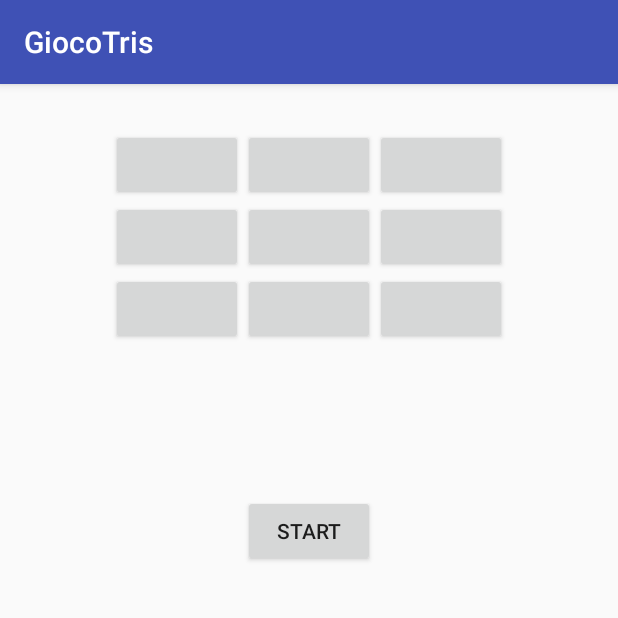
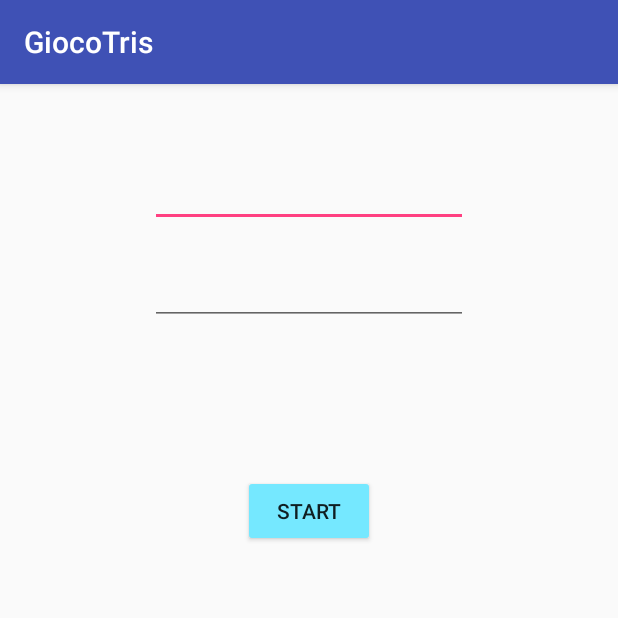
Before and after one commit to Forcellato/Esercizi, an Android app: the screen it shows after launch (MainActivity), on a phone screen of 412 x 824 dp, the top half of it. Run offline under Robolectric (Android 15) with nearby library versions, the phone set to English and light mode, and no system bars.

Commit message:
Gioco tris - v1.5: cambiamenti visuali e aggiunta possibilita' di inserire il nome dei giocatori e visualizzare il punteggio.

```diff
--- a/GiocoTris/app/src/main/AndroidManifest.xml
+++ b/GiocoTris/app/src/main/AndroidManifest.xml
@@ -16,6 +16,7 @@
                 <category android:name="android.intent.category.LAUNCHER" />
             </intent-filter>
         </activity>
+        <activity android:name=".GiocoActivity"></activity>
     </application>
 
 </manifest>
--- a/GiocoTris/app/src/main/java/forcellato/francesco/giocotris/MainActivity.java
+++ b/GiocoTris/app/src/main/java/forcellato/francesco/giocotris/MainActivity.java
@@ -1,66 +1,46 @@
 package forcellato.francesco.giocotris;
 
-import android.content.res.Resources;
-import android.graphics.Color;
+import android.content.Intent;
 import android.support.v7.app.AppCompatActivity;
 import android.os.Bundle;
 import android.widget.Button;
-import android.widget.TableLayout;
+import android.widget.EditText;
 import android.widget.Toast;
 
-import java.util.Observable;
-import java.util.Observer;
-
-public class MainActivity extends AppCompatActivity implements Observer {
-    private int LUNGHEZZA = 3;
-    private Button[][] matrice;
+public class MainActivity extends AppCompatActivity {
+    private static final int GIOCO_ACTIVITY = 2;
+    private EditText g1;
+    private EditText g2;
 
     @Override
     protected void onCreate(Bundle savedInstanceState) {
         super.onCreate(savedInstanceState);
         setContentView(R.layout.activity_main);
-        start();
-        findViewById(R.id.btnStart).setOnClickListener(view -> {
-            start();
+
+        Button btn = findViewById(R.id.btnAct);
+        g1 = findViewById(R.id.giocatore1);
+        g2 = findViewById(R.id.giocatore2);
+        btn.setOnClickListener((view) -> {
+            if (g1.getText() != null && g2.getText() != null && g1.getText().toString().compareTo("") != 0 && g1.getText().toString().compareTo("") != 0) {
+                if (g1.length() <= 10 && g2.length() <= 10) {
+                    Intent i = new Intent(this, GiocoActivity.class);
+                    i.putExtra("g1", g1.getText().toString());
+                    i.putExtra("g2", g2.getText().toString());
+                    startActivityForResult(i, GIOCO_ACTIVITY);
+                }else{
+                    Toast.makeText(getApplicationContext(), "Nomi dei giocatori troppo lunghi", Toast.LENGTH_LONG).show();
+                }
+            } else {
+                Toast.makeText(getApplicationContext(), "Inserire i nomi dei giocatori", Toast.LENGTH_LONG).show();
+            }
         });
     }
 
-    public void start() {
-        Tris t = new Tris();
-        //Toast.makeText(getApplicationContext(), t.getGiocatore(), Toast.LENGTH_SHORT).show();
-        t.addObserver(this);
-        matrice = new Button[LUNGHEZZA][LUNGHEZZA];
-        Resources r = getResources();
-        String name = getPackageName();
-        for (int i = 0; i < LUNGHEZZA; i++) {
-            for (int j = 0; j < LUNGHEZZA; j++) {
-                matrice[i][j] = findViewById(r.getIdentifier("btn" + i + "" + j, "id", name));
-                int riga = i;
-                int colonna = j;
-                matrice[i][j].setText("");
-                matrice[i][j].setOnClickListener(view -> {
-                    //Toast.makeText(getApplicationContext(), riga + " " + colonna, Toast.LENGTH_SHORT).show();
-                    t.setMossa(riga, colonna);
-                });
-            }
-        }
-    }
-
-    @Override
-    public void update(Observable o, Object arg) {
-        Mossa m = (Mossa) arg;
-        //Toast.makeText(getApplicationContext(), m.toString(), Toast.LENGTH_SHORT).show();
-        if (!m.haVinto()) {
-            //non ha vinto
-            matrice[m.getRiga()][m.getColonna()].setText(m.getGiocatore() == giocatore.giocatore1 ? "X" : "O");
-        } else {
-            //ha vinto!!!
-            matrice[m.getRiga()][m.getColonna()].setText(m.getGiocatore() == giocatore.giocatore1 ? "X" : "O");
-            if (m.getGiocatore()==giocatore.giocatore1){
-                Toast.makeText(getApplicationContext(), "Ha vinto il giocatore 1", Toast.LENGTH_LONG).show();
-            }else{
-                Toast.makeText(getApplicationContext(), "Ha vinto il giocatore 2", Toast.LENGTH_LONG).show();
-            }
+    public void onActivityResult(int requestCode,
+                                 int resultCode, Intent data) {
+        if (requestCode == GIOCO_ACTIVITY) {
+            g1.setText("");
+            g2.setText("");
         }
     }
 }
--- a/GiocoTris/app/src/main/res/layout/activity_main.xml
+++ b/GiocoTris/app/src/main/res/layout/activity_main.xml
@@ -1,75 +1,31 @@
 <?xml version="1.0" encoding="utf-8"?>
-<LinearLayout
-    xmlns:android="http://schemas.android.com/apk/res/android"
+<LinearLayout xmlns:android="http://schemas.android.com/apk/res/android"
+    android:layout_width="match_parent"
     android:layout_height="match_parent"
-    android:layout_width="match_parent"
-    android:orientation="vertical"
-    >
-    <TableLayout
-        android:id="@+id/tblId"
+    android:orientation="vertical">
+
+    <EditText
+        android:id="@+id/giocatore1"
+        android:layout_width="match_parent"
+        android:layout_height="wrap_content"
+        android:layout_marginHorizontal="100dp"
+        android:layout_marginTop="50dp"
+        android:inputType="textCapSentences|textAutoCorrect" />
+
+    <EditText
+        android:id="@+id/giocatore2"
+        android:layout_width="match_parent"
+        android:layout_height="wrap_content"
+        android:layout_marginHorizontal="100dp"
+        android:layout_marginTop="20dp"
+        android:inputType="textCapSentences|textAutoCorrect" />
+
+    <Button
+        android:id="@+id/btnAct"
         android:layout_width="wrap_content"
         android:layout_height="wrap_content"
         android:layout_gravity="center"
-        android:layout_marginTop="30dp"
-        >
-        <TableRow>
-            <Button
-                android:id="@+id/btn00"
-                android:gravity="center"
-                android:padding="3dp"
-                />
-            <Button
-                android:id="@+id/btn01"
-                android:gravity="center"
-                android:padding="3dp"
-                />
-            <Button
-                android:id="@+id/btn02"
-                android:gravity="center"
-                android:padding="3dp"
-                />
-        </TableRow>
-        <TableRow>
-            <Button
-                android:id="@+id/btn10"
-                android:gravity="center"
-                android:padding="3dp"
-                />
-            <Button
-                android:id="@+id/btn11"
-                android:gravity="center"
-                android:padding="3dp"
-                />
-            <Button
-                android:id="@+id/btn12"
-                android:gravity="center"
-                android:padding="3dp"
-                />
-        </TableRow>
-        <TableRow>
-            <Button
-                android:id="@+id/btn20"
-                android:gravity="center"
-                android:padding="3dp"
-                />
-            <Button
-                android:id="@+id/btn21"
-                android:gravity="center"
-                android:padding="3dp"
-                />
-            <Button
-                android:id="@+id/btn22"
-                android:gravity="center"
-                android:padding="3dp"
-                />
-        </TableRow>
-    </TableLayout>
-    <Button
-        android:id="@+id/btnStart"
-        android:layout_gravity="center"
         android:layout_marginTop="100dp"
-        android:layout_height="wrap_content"
-        android:layout_width="wrap_content"
-        android:text="@string/start"
-        />
+        android:backgroundTint="@color/bluchiaro"
+        android:text="@string/start" />
 </LinearLayout>
--- a/GiocoTris/app/src/main/res/values/colors.xml
+++ b/GiocoTris/app/src/main/res/values/colors.xml
@@ -3,4 +3,8 @@
     <color name="colorPrimary">#3F51B5</color>
     <color name="colorPrimaryDark">#303F9F</color>
     <color name="colorAccent">#FF4081</color>
+    <color name="bluchiaro">#75e8ff</color>
+    <color name="bluscuro">#2247cf</color>
+    <color name="bianco">#e4fbfd</color>
+    <color name="nero">#0f0f0f</color>
 </resources>
--- a/GiocoTris/app/src/main/res/values/strings.xml
+++ b/GiocoTris/app/src/main/res/values/strings.xml
@@ -1,4 +1,5 @@
 <resources>
     <string name="app_name">GiocoTris</string>
     <string name="start">start</string>
+    <string name="restart">restart</string>
 </resources>
```
Also changed, not shown: GiocoTris/app/src/main/java/forcellato/francesco/giocotris/GiocoActivity.java (added, +95 -0 lines), GiocoTris/app/src/main/java/forcellato/francesco/giocotris/Tris.java (+85 -14 lines), GiocoTris/app/src/main/res/layout/activity_gioco.xml (added, +175 -0 lines), 1 other file.
